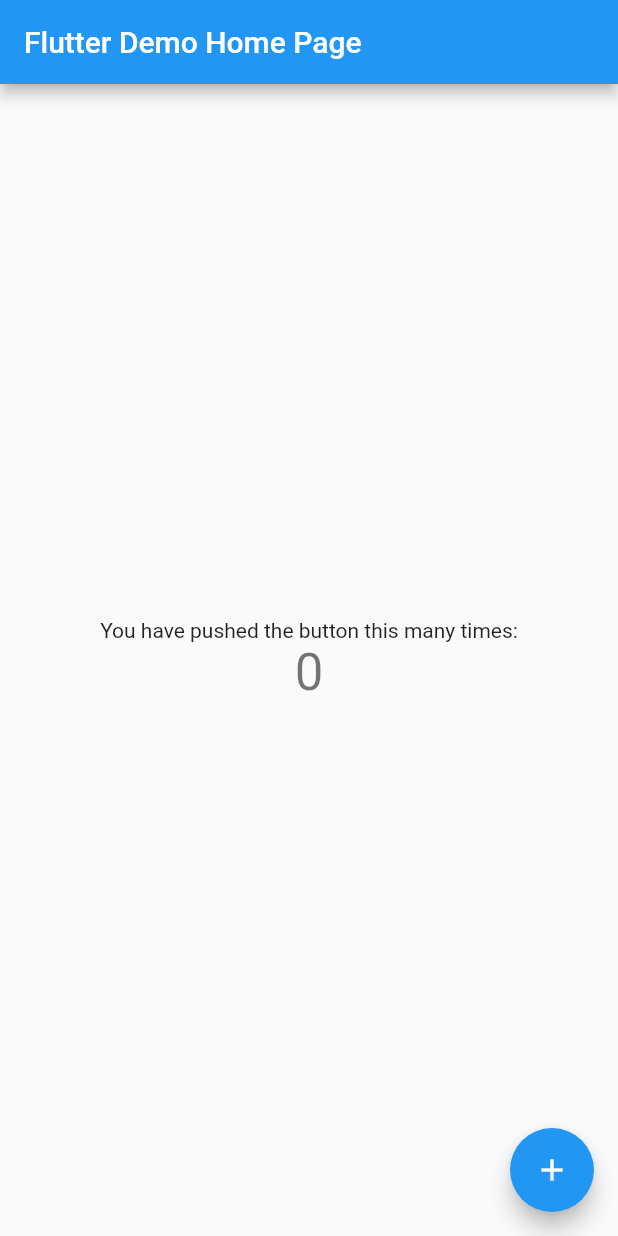
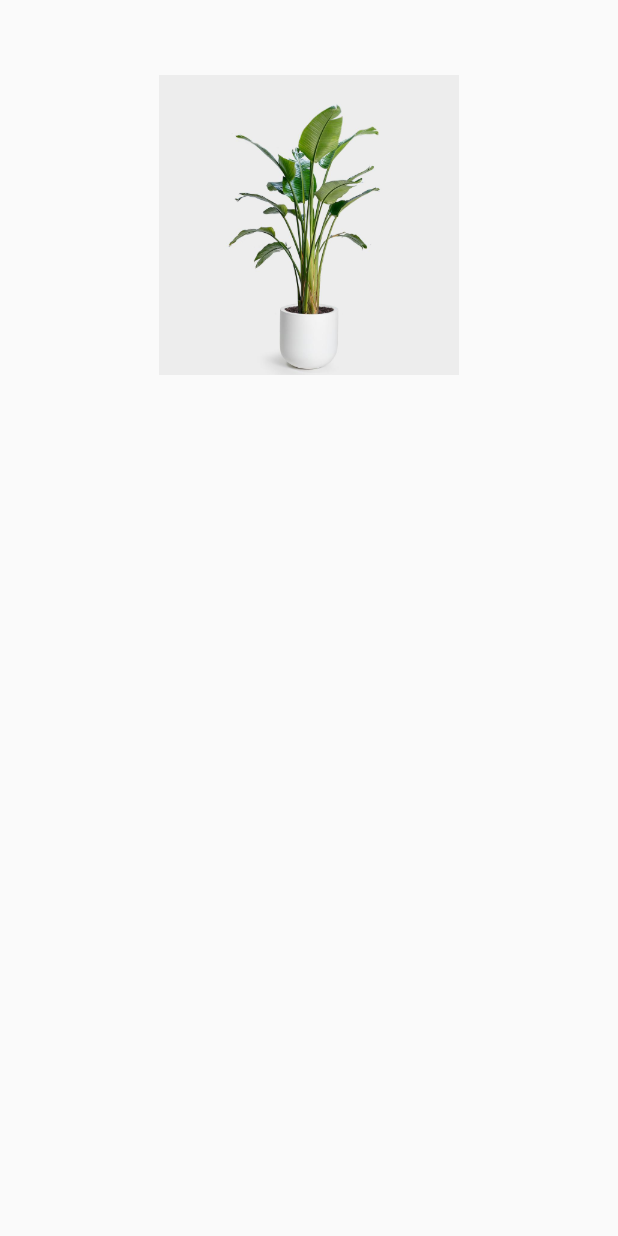
Before and after one commit to dinhkhanh412/happy_garden, a Flutter app: the screen it shows after launch, on a phone screen of 412 x 824 dp. Run offline on Flutter 3.47's test engine with Material 2 defaults, Android fonts, the phone set to English and light mode, and no system bars; our stand-ins replace flutter_swiper.

Commit message:
add homepage: swiper

```diff
--- a/lib/main.dart
+++ b/lib/main.dart
@@ -1,113 +1,15 @@
 import 'package:flutter/material.dart';
+import 'package:happy_garden/ui/home/homepage.dart';
 
 void main() {
   runApp(MyApp());
 }
 
 class MyApp extends StatelessWidget {
-  // This widget is the root of your application.
   @override
   Widget build(BuildContext context) {
     return MaterialApp(
-      title: 'Flutter Demo',
-      theme: ThemeData(
-        // This is the theme of your application.
-        //
-        // Try running your application with "flutter run". You'll see the
-        // application has a blue toolbar. Then, without quitting the app, try
-        // changing the primarySwatch below to Colors.green and then invoke
-        // "hot reload" (press "r" in the console where you ran "flutter run",
-        // or simply save your changes to "hot reload" in a Flutter IDE).
-        // Notice that the counter didn't reset back to zero; the application
-        // is not restarted.
-        primarySwatch: Colors.blue,
-      ),
-      home: MyHomePage(title: 'Flutter Demo Home Page'),
+      home: HomeScreen(),
     );
   }
 }
-
-class MyHomePage extends StatefulWidget {
-  MyHomePage({Key key, this.title}) : super(key: key);
-
-  // This widget is the home page of your application. It is stateful, meaning
-  // that it has a State object (defined below) that contains fields that affect
-  // how it looks.
-
-  // This class is the configuration for the state. It holds the values (in this
-  // case the title) provided by the parent (in this case the App widget) and
-  // used by the build method of the State. Fields in a Widget subclass are
-  // always marked "final".
-
-  final String title;
-
-  @override
-  _MyHomePageState createState() => _MyHomePageState();
-}
-
-class _MyHomePageState extends State<MyHomePage> {
-  int _counter = 0;
-
-  void _incrementCounter() {
-    setState(() {
-      // This call to setState tells the Flutter framework that something has
-      // changed in this State, which causes it to rerun the build method below
-      // so that the display can reflect the updated values. If we changed
-      // _counter without calling setState(), then the build method would not be
-      // called again, and so nothing would appear to happen.
-      _counter++;
-    });
-  }
-
-  @override
-  Widget build(BuildContext context) {
-    // This method is rerun every time setState is called, for instance as done
-    // by the _incrementCounter method above.
-    //
-    // The Flutter framework has been optimized to make rerunning build methods
-    // fast, so that you can just rebuild anything that needs updating rather
-    // than having to individually change instances of widgets.
-    return Scaffold(
-      appBar: AppBar(
-        // Here we take the value from the MyHomePage object that was created by
-        // the App.build method, and use it to set our appbar title.
-        title: Text(widget.title),
-      ),
-      body: Center(
-        // Center is a layout widget. It takes a single child and positions it
-        // in the middle of the parent.
-        child: Column(
-          // Column is also a layout widget. It takes a list of children and
-          // arranges them vertically. By default, it sizes itself to fit its
-          // children horizontally, and tries to be as tall as its parent.
-          //
-          // Invoke "debug painting" (press "p" in the console, choose the
-          // "Toggle Debug Paint" action from the Flutter Inspector in Android
-          // Studio, or the "Toggle Debug Paint" command in Visual Studio Code)
-          // to see the wireframe for each widget.
-          //
-          // Column has various properties to control how it sizes itself and
-          // how it positions its children. Here we use mainAxisAlignment to
-          // center the children vertically; the main axis here is the vertical
-          // axis because Columns are vertical (the cross axis would be
-          // horizontal).
-          mainAxisAlignment: MainAxisAlignment.center,
-          children: <Widget>[
-            Text(
-              'You have pushed the button this many times:',
-            ),
-            Text(
-              '$_counter',
-              style: Theme.of(context).textTheme.headline4,
-            ),
-          ],
-        ),
-      ),
-      floatingActionButton: FloatingActionButton(
-        onPressed: _incrementCounter,
-        tooltip: 'Increment',
-        child: Icon(Icons.add),
-      ), // This trailing comma makes auto-formatting nicer for build methods.
-    );
-  }
-}
--- /dev/null
+++ b/lib/ui/home/homepage.dart
@@ -0,0 +1,44 @@
+import 'package:flutter/material.dart';
+
+import 'package:flutter_swiper/flutter_swiper.dart';
+
+class HomeScreen extends StatefulWidget {
+  final String UID;
+
+  HomeScreen({Key key, this.UID}) : super(key: key);
+
+  @override
+  _HomeScreenState createState() => _HomeScreenState();
+}
+
+class _HomeScreenState extends State<HomeScreen> {
+  @override
+  Widget build(BuildContext context) {
+    return Scaffold(
+        body: Column(
+      children: <Widget>[
+        SizedBox(
+          height: 50,
+        ),
+        Container(
+          constraints: BoxConstraints.expand(height: 200),
+          child: imageSwiper(context),
+        ),
+      ],
+    ));
+  }
+}
+
+var images = ['images/plant_1.jpg', 'images/plant_2.jpg', 'images/plant_3.jpg'];
+
+Swiper imageSwiper(context) {
+  return new Swiper(
+    autoplay: true,
+    itemBuilder: (BuildContext context, int index) {
+      return new Image.asset(images[index]);
+    },
+    itemCount: images.length,
+    viewportFraction: 0.8,
+    scale: 0.9,
+  );
+}
```
Also changed, not shown: pubspec.yaml (+5 -7 lines), images/plant_1.jpg (added), images/plant_2.jpg (added), images/plant_3.jpg (added), pubspec.lock.
